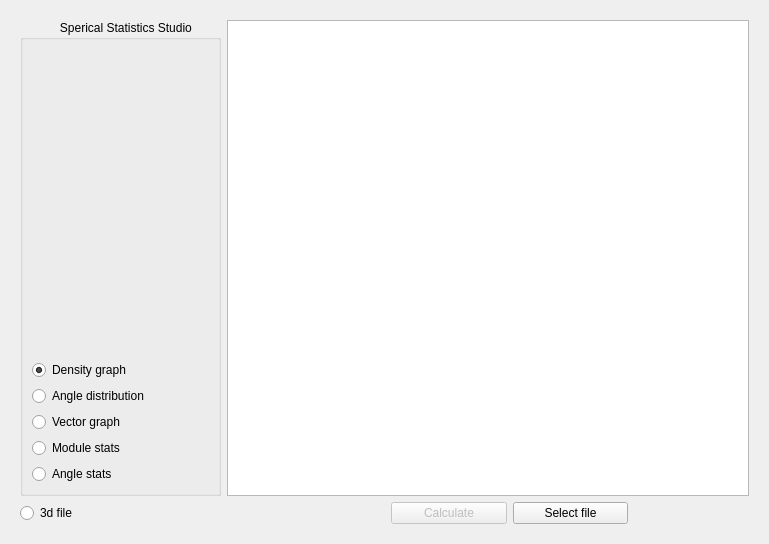
This is examples/sphericalStudio/auxstudio/Sperical_Studio_Interface.ui in mhaut/pysphericalstats as Qt 5 draws it before an edit. The edited form follows.
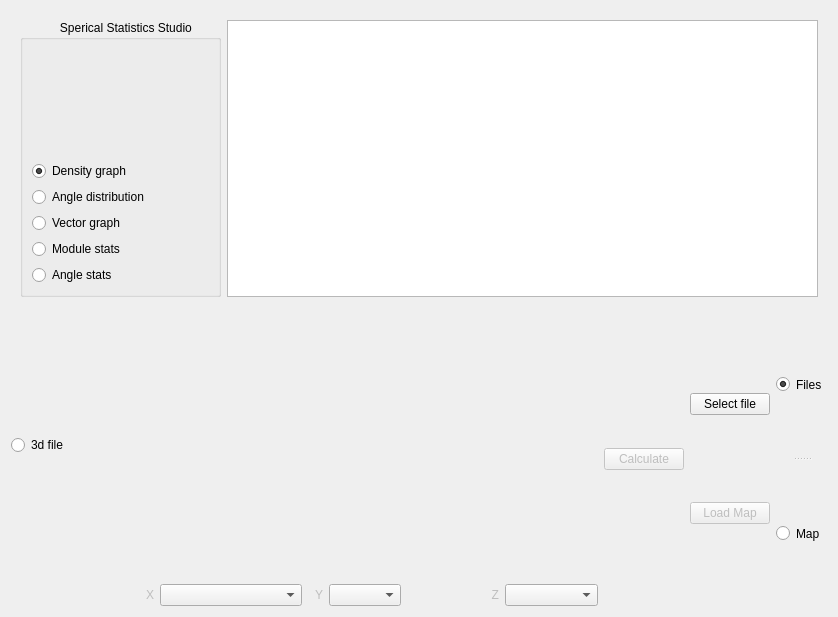
This is the edited form.

```diff
--- a/examples/sphericalStudio/auxstudio/Sperical_Studio_Interface.ui
+++ b/examples/sphericalStudio/auxstudio/Sperical_Studio_Interface.ui
@@ -6,8 +6,8 @@
    <rect>
     <x>0</x>
     <y>0</y>
-    <width>769</width>
-    <height>544</height>
+    <width>838</width>
+    <height>617</height>
    </rect>
   </property>
   <property name="minimumSize">
@@ -20,7 +20,7 @@
    <string>Sperical Studio</string>
   </property>
   <layout class="QGridLayout" name="gridLayout">
-   <item row="0" column="0">
+   <item row="0" column="0" colspan="4">
     <widget class="QStackedWidget" name="stackedWidget">
      <widget class="QWidget" name="page">
       <layout class="QGridLayout" name="gridLayout_5">
@@ -95,35 +95,103 @@
            </item>
           </layout>
          </item>
+        </layout>
+       </item>
+      </layout>
+     </widget>
+     <widget class="QWidget" name="page_2"/>
+    </widget>
+   </item>
          <item row="1" column="0">
-          <layout class="QHBoxLayout" name="horizontalLayout">
+    <layout class="QVBoxLayout" name="verticalLayout_3">
            <item>
+      <layout class="QHBoxLayout" name="horizontalLayout_7">
+       <item>
+        <widget class="QSplitter" name="splitter">
+         <property name="orientation">
+          <enum>Qt::Horizontal</enum>
+         </property>
+         <widget class="QSplitter" name="splitter_3">
+          <property name="orientation">
+           <enum>Qt::Horizontal</enum>
+          </property>
             <widget class="QRadioButton" name="type3D">
              <property name="text">
               <string>3d file</string>
              </property>
-             <property name="checked">
+          </widget>
+         </widget>
+        </widget>
+       </item>
+      </layout>
+     </item>
+     <item>
+      <layout class="QHBoxLayout" name="horizontalLayout_5">
+       <item>
+        <layout class="QHBoxLayout" name="horizontalLayout_3">
+         <item>
+          <widget class="QLabel" name="labelX">
+           <property name="enabled">
               <bool>false</bool>
              </property>
+           <property name="text">
+            <string>X</string>
+           </property>
+           <property name="alignment">
+            <set>Qt::AlignRight|Qt::AlignTrailing|Qt::AlignVCenter</set>
+           </property>
             </widget>
            </item>
            <item>
-            <spacer name="horizontalSpacer">
-             <property name="orientation">
-              <enum>Qt::Horizontal</enum>
+          <widget class="QComboBox" name="comboBoxX"/>
+         </item>
+        </layout>
+       </item>
+       <item>
+        <layout class="QHBoxLayout" name="horizontalLayout_6">
+         <item>
+          <layout class="QHBoxLayout" name="horizontalLayout_4">
+           <item>
+            <widget class="QLabel" name="labelY">
+             <property name="enabled">
+              <bool>false</bool>
              </property>
-             <property name="sizeType">
-              <enum>QSizePolicy::Fixed</enum>
+             <property name="text">
+              <string>Y</string>
              </property>
-             <property name="sizeHint" stdset="0">
-              <size>
-               <width>250</width>
-               <height>20</height>
-              </size>
+             <property name="alignment">
+              <set>Qt::AlignRight|Qt::AlignTrailing|Qt::AlignVCenter</set>
              </property>
-            </spacer>
+            </widget>
            </item>
            <item>
+            <widget class="QComboBox" name="comboBoxY"/>
+           </item>
+          </layout>
+         </item>
+         <item>
+          <widget class="QLabel" name="labelZ">
+           <property name="enabled">
+            <bool>false</bool>
+           </property>
+           <property name="text">
+            <string>Z</string>
+           </property>
+           <property name="alignment">
+            <set>Qt::AlignRight|Qt::AlignTrailing|Qt::AlignVCenter</set>
+           </property>
+          </widget>
+         </item>
+         <item>
+          <widget class="QComboBox" name="comboBoxZ"/>
+         </item>
+        </layout>
+       </item>
+      </layout>
+     </item>
+    </layout>
+   </item>
+   <item row="1" column="1">
             <widget class="QPushButton" name="calculate">
              <property name="enabled">
               <bool>false</bool>
@@ -133,6 +201,8 @@
              </property>
             </widget>
            </item>
+   <item row="1" column="2">
+    <layout class="QVBoxLayout" name="verticalLayout_4">
            <item>
             <widget class="QPushButton" name="buttonload">
              <property name="text">
@@ -141,20 +211,40 @@
             </widget>
            </item>
            <item>
-            <widget class="QLabel" name="labelpath">
+      <widget class="QPushButton" name="buttonmap">
+       <property name="enabled">
+        <bool>false</bool>
+       </property>
              <property name="text">
-              <string/>
+        <string>Load Map</string>
              </property>
             </widget>
            </item>
           </layout>
          </item>
-        </layout>
-       </item>
-      </layout>
-     </widget>
-     <widget class="QWidget" name="page_2"/>
-    </widget>
+   <item row="1" column="3">
+    <layout class="QVBoxLayout" name="verticalLayout_5">
+     <item>
+      <widget class="QSplitter" name="splitter_2">
+       <property name="orientation">
+        <enum>Qt::Vertical</enum>
+       </property>
+       <widget class="QRadioButton" name="Files">
+        <property name="text">
+         <string>Files</string>
+        </property>
+        <property name="checked">
+         <bool>true</bool>
+        </property>
+       </widget>
+       <widget class="QRadioButton" name="Map">
+        <property name="text">
+         <string>Map</string>
+        </property>
+       </widget>
+      </widget>
+     </item>
+    </layout>
    </item>
   </layout>
  </widget>
```
Left out of the diff: 3 changed lines with no effect on the pictures. Lines whose indentation alone changed are shown as unchanged.
